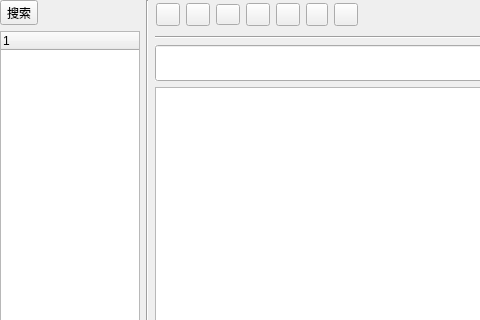
Qt form App/windows/mainwindow.ui (kevinWu7/LifeNote) before a commit; both pictures show x 0 to 480 and y 0 to 320 of the 847 by 570 pixel window.
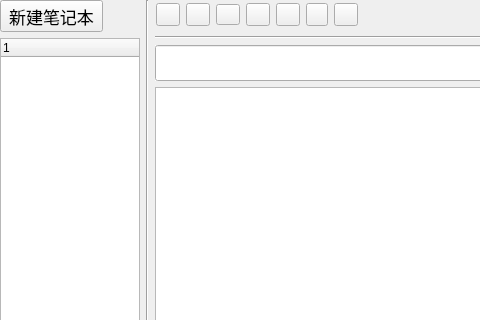
The same form after that commit.

Commit message: realize function:1、add neww NoteGroup-Button 2、add newNoteGroupForm 3、senddata from newNoteGroupForm to MainWindow

```diff
--- a/App/windows/mainwindow.ui
+++ b/App/windows/mainwindow.ui
@@ -73,9 +73,38 @@
            <number>0</number>
           </property>
           <item>
-           <widget class="QToolButton" name="searchBtn">
+           <widget class="QToolButton" name="addnewBtn">
+            <property name="enabled">
+             <bool>true</bool>
+            </property>
+            <property name="sizePolicy">
+             <sizepolicy hsizetype="Fixed" vsizetype="Fixed">
+              <horstretch>0</horstretch>
+              <verstretch>0</verstretch>
+             </sizepolicy>
+            </property>
+            <property name="minimumSize">
+             <size>
+              <width>0</width>
+              <height>0</height>
+             </size>
+            </property>
+            <property name="font">
+             <font>
+              <pointsize>13</pointsize>
+             </font>
+            </property>
             <property name="text">
-             <string>搜索</string>
+             <string>新建笔记本</string>
+            </property>
+            <property name="iconSize">
+             <size>
+              <width>16</width>
+              <height>16</height>
+             </size>
+            </property>
+            <property name="checkable">
+             <bool>false</bool>
             </property>
            </widget>
           </item>
```
The commit also changes 8 other files.
